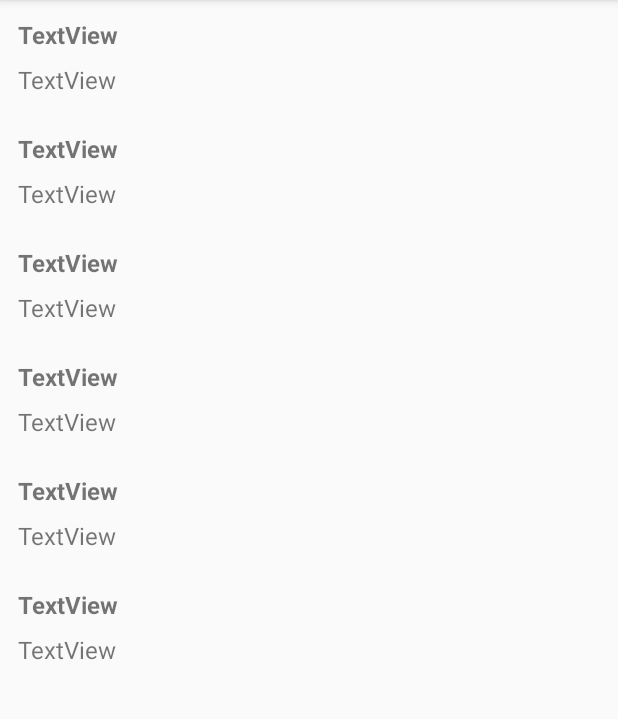
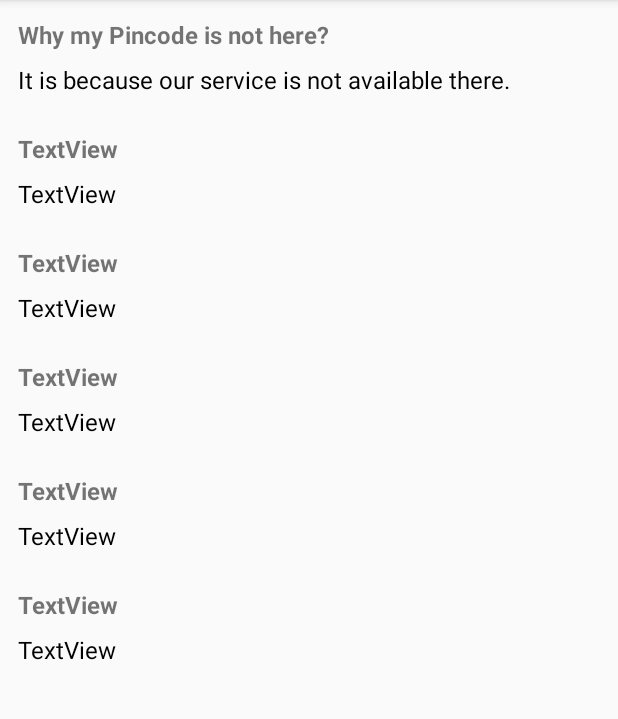
Before and after one commit to Lad-Rahul/HelperGenie, an Android app: the fragment HelpActivity shown on its own in the app's theme, on a phone screen of 412 x 824 dp, the part 84-803 px from its top. Run offline under Robolectric (Android 15) with nearby library versions, the phone set to English and light mode, and no system bars.

Commit message:
Update Help Activity

```diff
--- a/app/src/main/res/layout/activity_help.xml
+++ b/app/src/main/res/layout/activity_help.xml
@@ -7,7 +7,7 @@
 
     <LinearLayout
         android:layout_width="match_parent"
-        android:layout_height="match_parent"
+        android:layout_height="wrap_content"
         android:orientation="vertical">
     <LinearLayout
         android:layout_width="match_parent"
@@ -22,7 +22,7 @@
             android:padding="4dp"
             android:textSize="16dp"
             android:textStyle="bold"
-            android:text="TextView" />
+            android:text="@string/q1" />
 
         <TextView
             android:id="@+id/text_a1"
@@ -30,7 +30,8 @@
             android:layout_height="wrap_content"
             android:padding="4dp"
             android:textSize="16dp"
-            android:text="TextView" />
+            android:textColor="#000000"
+            android:text="@string/a1" />
     </LinearLayout>
 
 
@@ -55,6 +56,7 @@
             android:layout_height="wrap_content"
             android:padding="4dp"
             android:textSize="16dp"
+            android:textColor="#000000"
             android:text="TextView" />
     </LinearLayout>
 
@@ -80,6 +82,7 @@
             android:layout_height="wrap_content"
             android:padding="4dp"
             android:textSize="16dp"
+            android:textColor="#000000"
             android:text="TextView" />
     </LinearLayout>
 
@@ -105,6 +108,7 @@
             android:layout_height="wrap_content"
             android:padding="4dp"
             android:textSize="16dp"
+            android:textColor="#000000"
             android:text="TextView" />
     </LinearLayout>
 
@@ -130,6 +134,7 @@
             android:layout_height="wrap_content"
             android:padding="4dp"
             android:textSize="16dp"
+            android:textColor="#000000"
             android:text="TextView" />
     </LinearLayout>
 
@@ -155,6 +160,7 @@
             android:layout_height="wrap_content"
             android:padding="4dp"
             android:textSize="16dp"
+            android:textColor="#000000"
             android:text="TextView" />
     </LinearLayout>
     </LinearLayout>
--- a/app/src/main/res/values/strings.xml
+++ b/app/src/main/res/values/strings.xml
@@ -10,4 +10,6 @@
     <string name="about_us">About us</string>
     <string name="app_copyright">copyright@2018</string>
 
+    <string name ="q1" >Why my Pincode is not here?</string>
+    <string name="a1">It is because our service is not available there.</string>
 </resources>
```
